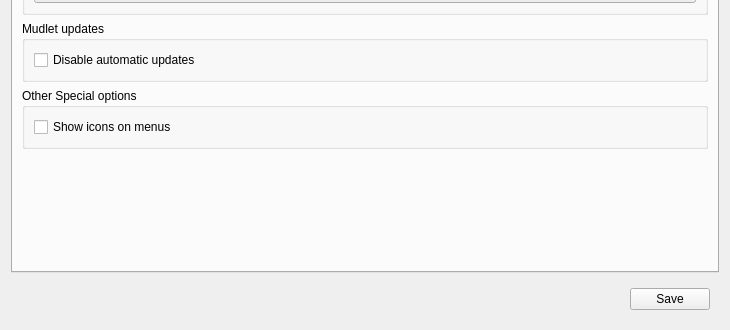
Above: src/ui/profile_preferences.ui from Mudlet/Mudlet before the change; both pictures show x 0 to 730 and y 355 to 685 of the 730 by 685 pixel window. Below: the same form after it.
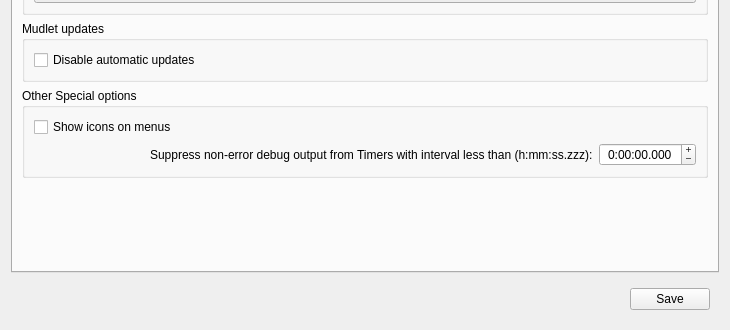
That is the form after the change. The open tabs and pages were chosen to show the change. Icons and pictures are not drawn. Custom widgets are drawn as their Qt base class.

Commit message:
Bugfix/Enhance:  Suppress debug output from short interval timers
Adds a QDateTime spinbox control (only showing h:mm:ss:zzz) to the last
page of the profile preferences that allows the user to set an interval
for which any Timer less than this for the currently active Host which will
NOT report the "Lua OK" line in green - so the timer will not fill up with
spammy text so much. As this is to *temporarily* disable some debug output
this setting is NOT saved between sessions.

What changed in the file:
```diff
--- a/src/ui/profile_preferences.ui
+++ b/src/ui/profile_preferences.ui
@@ -2423,10 +2423,54 @@
             </property>
            </widget>
           </item>
+          <item row="1" column="0" alignment="Qt::AlignRight">
+           <widget class="QLabel" name="label">
+            <property name="sizePolicy">
+             <sizepolicy hsizetype="Preferred" vsizetype="Preferred">
+              <horstretch>1</horstretch>
+              <verstretch>0</verstretch>
+             </sizepolicy>
+            </property>
+            <property name="text">
+             <string>Suppress non-error debug output from Timers with interval less than (h:mm:ss.zzz):</string>
+            </property>
+           </widget>
+          </item>
+          <item row="1" column="1">
+           <widget class="QTimeEdit" name="timeEdit_timerDebugOutputMinimumInterval">
+            <property name="sizePolicy">
+             <sizepolicy hsizetype="MinimumExpanding" vsizetype="Fixed">
+              <horstretch>0</horstretch>
+              <verstretch>0</verstretch>
+             </sizepolicy>
+            </property>
+            <property name="wrapping">
+             <bool>true</bool>
+            </property>
+            <property name="alignment">
+             <set>Qt::AlignCenter</set>
+            </property>
+            <property name="buttonSymbols">
+             <enum>QAbstractSpinBox::PlusMinus</enum>
+            </property>
+            <property name="accelerated">
+             <bool>true</bool>
+            </property>
+            <property name="showGroupSeparator" stdset="0">
+             <bool>true</bool>
+            </property>
+            <property name="currentSection">
+             <enum>QDateTimeEdit::SecondSection</enum>
+            </property>
+            <property name="displayFormat">
+             <string comment="Used to set a time interval only">h:mm:ss.zzz</string>
+            </property>
+           </widget>
+          </item>
          </layout>
         </widget>
        </item>
-       <item row="5" column="0">
+       <item row="6" column="0">
         <spacer name="verticalSpacer_specialOptions">
          <property name="orientation">
           <enum>Qt::Vertical</enum>
```
The commit also changes 6 other files.
